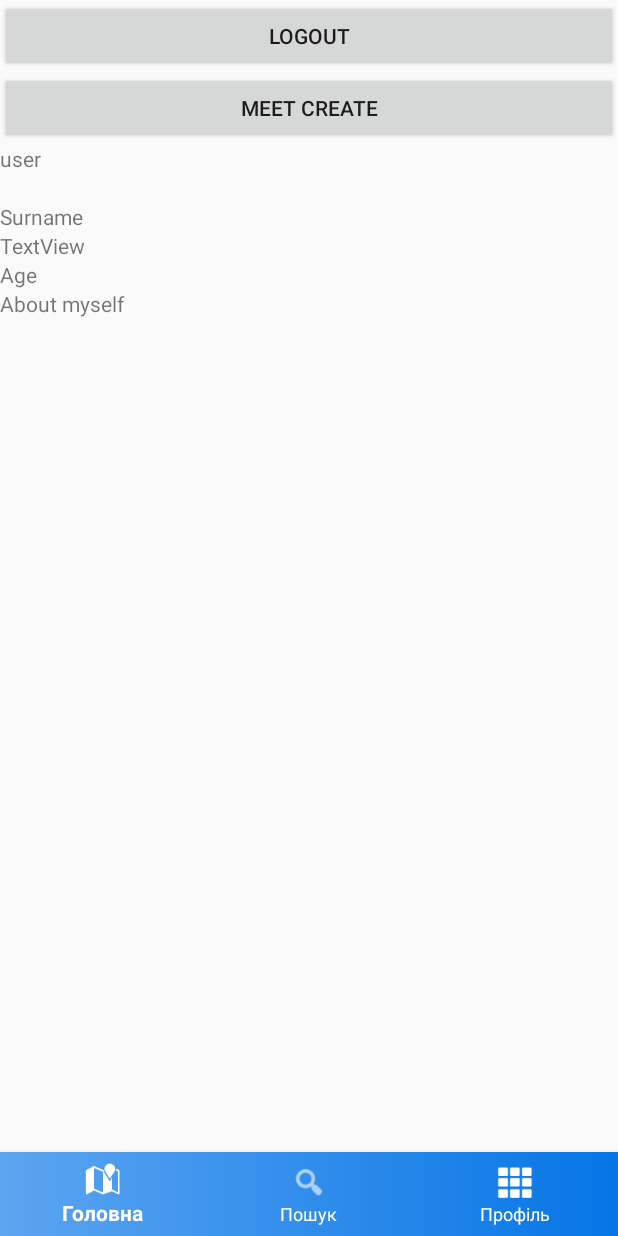
After one commit to Axiks/MeetApp, an Android app: the fragment UserFragment placed in its activity, on a phone screen of 412 x 824 dp. The commit adds this screen. Run offline under Robolectric (Android 15) with nearby library versions, the phone set to English and light mode, and no system bars; our stand-ins replace Firebase (no records; nobody signed in at launch, a user with empty details on screens opened directly), Picasso; pictures from the network do not load.

Commit message:
Desing add navbar

```diff
--- /dev/null
+++ b/app/src/main/java/com/example/meatrow/HomeFragment.java
@@ -0,0 +1,68 @@
+package com.example.meatrow;
+
+import android.os.Bundle;
+import android.support.annotation.NonNull;
+import android.support.annotation.Nullable;
+import android.support.v4.app.Fragment;
+import android.support.v7.widget.LinearLayoutManager;
+import android.support.v7.widget.RecyclerView;
+import android.util.Log;
+import android.view.LayoutInflater;
+import android.view.View;
+import android.view.ViewGroup;
+
+import com.google.firebase.database.DataSnapshot;
+import com.google.firebase.database.DatabaseError;
+import com.google.firebase.database.DatabaseReference;
+import com.google.firebase.database.FirebaseDatabase;
+import com.google.firebase.database.ValueEventListener;
+
+import java.util.ArrayList;
+import java.util.List;
+
+public class HomeFragment extends Fragment {
+    @Nullable
+    private static final String TAG = "Neko";
+    public RecyclerView recyclerView;
+    public View onCreateView(@NonNull LayoutInflater inflater, @Nullable ViewGroup container, @Nullable Bundle savedInstanceState) {
+        View rootView = inflater.inflate(R.layout.fragment_home, null);
+        // 1. get a reference to recyclerView
+        recyclerView = rootView.findViewById(R.id.recView);
+        // 2. set layoutManger
+        recyclerView.setLayoutManager(new LinearLayoutManager(getActivity()));
+        // this is data fro recycler view
+        FirebaseDatabase database = FirebaseDatabase.getInstance();
+        DatabaseReference myRef = database.getReference("Meets");
+        ValueEventListener postListener = new ValueEventListener() {
+            @Override
+            public void onDataChange(DataSnapshot snapshot) {
+                // Get Post object and use the values to update the UI
+                List<Meet> meets = new ArrayList<>();
+                Log.d(TAG ,"Count meets"+snapshot.getChildrenCount());
+                for (DataSnapshot postSnapshot: snapshot.getChildren()) {
+                    Meet meet = postSnapshot.getValue(Meet.class);
+                    meet.id = postSnapshot.getKey();
+                    meets.add(meet);
+                    Log.d(TAG, "Key: " + postSnapshot.getKey());
+                    Log.d(TAG, "Value: " + postSnapshot.getValue(Meet.class).name);
+                }
+                // 3. create an adapter
+                Log.d(TAG, "Create Adapter");
+                MeetAdapter meetAdapter = new MeetAdapter();
+                // 4. set adapter
+                Log.d(TAG, "Set Adapter");
+                recyclerView.setAdapter(meetAdapter);
+                // 5. set item animator to DefaultAnimator
+                Log.d(TAG, "Set item animator to DefaultAnimator");
+                meetAdapter.setItems(meets);
+            }
+            @Override
+            public void onCancelled(DatabaseError databaseError) {
+                // Getting Post failed, log a message
+                Log.w(TAG, "loadMeets:onCancelled", databaseError.toException());
+            }
+        };
+        myRef.addValueEventListener(postListener);
+        return rootView;
+    }
+}
--- /dev/null
+++ b/app/src/main/java/com/example/meatrow/UserFragment.java
@@ -0,0 +1,73 @@
+package com.example.meatrow;
+
+import android.content.Intent;
+import android.os.Bundle;
+import android.support.annotation.NonNull;
+import android.support.annotation.Nullable;
+import android.support.v4.app.Fragment;
+import android.support.v4.app.FragmentTransaction;
+import android.view.LayoutInflater;
+import android.view.View;
+import android.view.ViewGroup;
+import android.widget.Button;
+import android.widget.TextView;
+
+import com.google.firebase.auth.FirebaseAuth;
+import com.google.firebase.auth.FirebaseUser;
+
+public class UserFragment extends Fragment {
+    @Nullable
+    public View rootView;
+    FirebaseUser user;
+    public View onCreateView(@NonNull LayoutInflater inflater, @Nullable ViewGroup container, @Nullable Bundle savedInstanceState) {
+        rootView = inflater.inflate(R.layout.fragment_user, null);
+        Button LoginButton = (Button) rootView.findViewById(R.id.loginBtn);
+        Button LogOutButton = (Button) rootView.findViewById(R.id.logoutBtn);
+        //User now
+        TextView uId =  rootView.findViewById(R.id.mainUid);
+        user = FirebaseAuth.getInstance().getCurrentUser();
+        if (user != null) {
+            uId.setText(user.getUid());
+            LoginButton.setVisibility(View.GONE);
+            LogOutButton.setVisibility(View.VISIBLE);
+            renderUserProfile();
+            //startActivity(new Intent(getActivity(), MainActivity.class));
+        }
+        else {
+            LoginButton.setVisibility(View.VISIBLE);
+            LogOutButton.setVisibility(View.GONE);
+//            Intent intent = new Intent(getActivity(), LoginRegistrateActivity.class);
+//            startActivity(intent);
+        }
+        //Button
+        LoginButton.setOnClickListener(new View.OnClickListener() {
+            @Override
+            public void onClick(View view) {
+                Intent intent = new Intent(getActivity(), LoginRegistrateActivity.class);
+                startActivity(intent);
+            }
+        });
+        LogOutButton.setOnClickListener(new View.OnClickListener() {
+            @Override
+            public void onClick(View view) {
+                FirebaseAuth.getInstance().signOut();
+                //Intent intent = new Intent(getActivity(), LoginRegistrateActivity.class);
+                //startActivity(intent);
+            }
+        });
+        Button NewMeetBtn = (Button) rootView.findViewById(R.id.meetCreateBtn);
+        NewMeetBtn.setOnClickListener(new View.OnClickListener() {
+            @Override
+            public void onClick(View view) {
+                Intent intent = new Intent(getActivity(), MeetCreate.class);
+                startActivity(intent);
+            }
+        });
+        return rootView;
+    }
+
+    private void renderUserProfile(){
+        TextView email = rootView.findViewById(R.id.tvEmail);
+        email.setText(user.getEmail());
+    }
+}
--- a/app/src/main/res/layout/activity_main.xml
+++ b/app/src/main/res/layout/activity_main.xml
@@ -11,33 +11,12 @@
         android:layout_height="match_parent"
         android:orientation="vertical">
 
-        <android.support.v7.widget.RecyclerView
-            android:id="@+id/recView"
+        <FrameLayout
+            android:id="@+id/fragment_container"
             android:layout_width="match_parent"
-            android:layout_height="317dp"
-            android:clipToPadding="true">
-
-        </android.support.v7.widget.RecyclerView>
-
-        <TextView
-            android:id="@+id/mainUid"
-            android:layout_width="match_parent"
-            android:layout_height="wrap_content"
-            android:text="TextView" />
-
-        <Button
-            android:id="@+id/button4"
-            android:layout_width="match_parent"
-            android:layout_height="wrap_content"
-            android:onClick="loginActivity"
-            android:text="Login" />
-
-        <Button
-            android:id="@+id/meetCreateBtn"
-            android:layout_width="match_parent"
-            android:layout_height="wrap_content"
-            android:onClick="meetCreateActivity"
-            android:text="Create Meet" />
+            android:layout_height="match_parent"
+            android:layout_marginBottom="56dp">
+        </FrameLayout>
 
     </LinearLayout>
 
@@ -51,4 +30,5 @@
         app:itemTextColor="#ffffff"
         android:layout_gravity="bottom"
         app:menu="@menu/menu_bottom_navigation"/>
+
 </FrameLayout>
--- /dev/null
+++ b/app/src/main/res/layout/fragment_user.xml
@@ -0,0 +1,67 @@
+<?xml version="1.0" encoding="utf-8"?>
+<RelativeLayout xmlns:android="http://schemas.android.com/apk/res/android"
+    android:layout_width="match_parent" android:layout_height="match_parent">
+
+    <LinearLayout
+        android:layout_width="match_parent"
+        android:layout_height="match_parent"
+        android:orientation="vertical">
+
+        <Button
+            android:id="@+id/loginBtn"
+            android:layout_width="match_parent"
+            android:layout_height="wrap_content"
+            android:text="Login" />
+
+        <Button
+            android:id="@+id/logoutBtn"
+            android:layout_width="match_parent"
+            android:layout_height="wrap_content"
+            android:text="Logout" />
+
+        <Button
+            android:id="@+id/meetCreateBtn"
+            android:layout_width="match_parent"
+            android:layout_height="wrap_content"
+            android:onClick="meetCreateActivity"
+            android:text="Meet Create" />
+
+        <TextView
+            android:id="@+id/mainUid"
+            android:layout_width="match_parent"
+            android:layout_height="wrap_content"
+            android:text="TextView" />
+
+        <TextView
+            android:id="@+id/tvEmail"
+            android:layout_width="match_parent"
+            android:layout_height="wrap_content"
+            android:text="Email" />
+
+        <TextView
+            android:id="@+id/tvName"
+            android:layout_width="match_parent"
+            android:layout_height="wrap_content"
+            android:text="Surname" />
+
+        <TextView
+            android:id="@+id/tvSurname"
+            android:layout_width="match_parent"
+            android:layout_height="wrap_content"
+            android:text="TextView" />
+
+        <TextView
+            android:id="@+id/tvAge"
+            android:layout_width="match_parent"
+            android:layout_height="wrap_content"
+            android:text="Age" />
+
+        <TextView
+            android:id="@+id/tvAboutMyself"
+            android:layout_width="match_parent"
+            android:layout_height="wrap_content"
+            android:text="About myself" />
+
+    </LinearLayout>
+
+</RelativeLayout>
--- a/app/src/main/res/layout/meet_item_view.xml
+++ b/app/src/main/res/layout/meet_item_view.xml
@@ -14,7 +14,6 @@
         android:layout_marginTop="30dp"
         android:layout_marginRight="30dp"
         app:cardCornerRadius="8dp">
-
         <LinearLayout
             android:layout_width="match_parent"
             android:layout_height="match_parent"
--- a/app/src/main/res/menu/menu_bottom_navigation.xml
+++ b/app/src/main/res/menu/menu_bottom_navigation.xml
@@ -3,13 +3,13 @@
     <item
         android:id="@+id/action_map"
         android:icon="@android:drawable/ic_dialog_map"
-        android:title="@string/map"/>
+        android:title="Головна"/>
     <item
         android:id="@+id/action_dial"
-        android:icon="@android:drawable/ic_dialog_dialer"
-        android:title="Choto" />
+        android:icon="@android:drawable/ic_menu_search"
+        android:title="Пошук" />
     <item
         android:id="@+id/action_mail"
-        android:icon="@android:drawable/ic_dialog_email"
-        android:title="Loli" />
+        android:icon="@android:drawable/ic_dialog_dialer"
+        android:title="Профіль" />
 </menu>
--- a/app/src/main/res/values/styles.xml
+++ b/app/src/main/res/values/styles.xml
@@ -1,7 +1,7 @@
 <resources>
 
     <!-- Base application theme. -->
-    <style name="AppTheme" parent="Theme.AppCompat.Light.DarkActionBar">
+    <style name="AppTheme" parent="Theme.AppCompat.Light.NoActionBar">
         <!-- Customize your theme here. -->
         <item name="colorPrimary">@color/colorPrimary</item>
         <item name="colorPrimaryDark">@color/colorPrimaryDark</item>
```
Also changed, not shown: app/src/main/java/com/example/meatrow/MainActivity.java (+32 -125 lines), app/src/main/java/com/example/meatrow/SearchFragment.java (added, +17 -0 lines), app/src/main/res/layout/fragment_home.xml (added, +13 -0 lines), app/src/main/res/layout/fragment_search.xml (added, +10 -0 lines).
